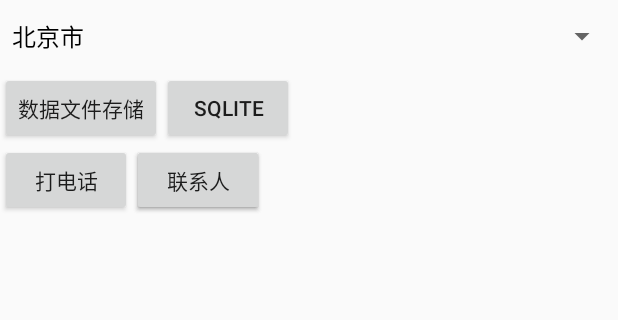
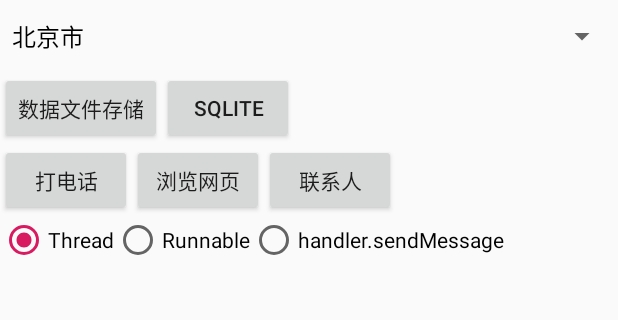
Before and after one commit to DavidJi80/AndroidHelloWorld, an Android app: the screen it shows after launch (MainActivity), on a phone screen of 412 x 824 dp, the part 488-808 px from its top. Run offline under Robolectric (Android 15) with nearby library versions, the phone set to English and light mode, and no system bars.

Commit message:
Android多线程：Handler

```diff
--- a/app/src/main/res/layout/activity_main.xml
+++ b/app/src/main/res/layout/activity_main.xml
@@ -210,11 +210,42 @@
         android:id="@+id/btnContacts"
         android:layout_width="wrap_content"
         android:layout_height="wrap_content"
-        android:layout_alignTop="@+id/btnCall"
-        android:layout_alignBottom="@+id/btnCall"
-        android:layout_toRightOf="@+id/btnCall"
+        android:layout_alignTop="@+id/btnWebPage"
+        android:layout_alignBottom="@+id/btnWebPage"
+        android:layout_toRightOf="@+id/btnWebPage"
         android:onClick="btnContactsClick"
         android:text="联系人" />
 
+    <RadioGroup
+        android:id="@+id/rgThread"
+        android:layout_width="wrap_content"
+        android:layout_height="wrap_content"
+        android:layout_below="@+id/btnCall"
+        android:layout_alignLeft="@+id/btnCall"
+        android:orientation="horizontal">
+
+        <RadioButton
+            android:id="@+id/rbT1"
+            android:layout_width="wrap_content"
+            android:layout_height="wrap_content"
+            android:checked="true"
+            android:onClick="rgThreadClick"
+            android:text="Thread" />
+
+        <RadioButton
+            android:id="@+id/rbT2"
+            android:layout_width="wrap_content"
+            android:layout_height="wrap_content"
+            android:onClick="rgThreadClick"
+            android:text="Runnable" />
+
+        <RadioButton
+            android:id="@+id/rbT3"
+            android:layout_width="wrap_content"
+            android:layout_height="wrap_content"
+            android:onClick="rgThreadClick"
+            android:text="handler.sendMessage" />
+    </RadioGroup>
+
 
 </RelativeLayout>
```
Also changed, not shown: app/src/main/java/com/github/davidji80/helloworld/activity/MainActivity.java (+101 -11 lines).
